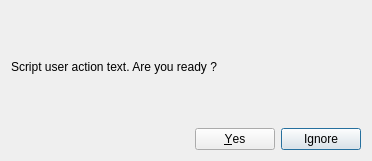
Above: resources/ui/script_user_action.ui from Houston4444/RaySession before the change. Below: the same form after it.
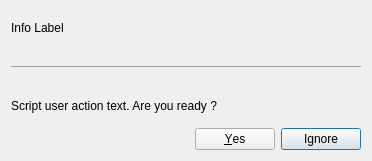
That is the form after the change.

Commit message: reuse hide_script_info instead of hide_script_dialog

Diff of the .ui file:
```diff
--- a/resources/ui/script_user_action.ui
+++ b/resources/ui/script_user_action.ui
@@ -14,6 +14,20 @@
    <string>Script User Action</string>
   </property>
   <layout class="QVBoxLayout" name="verticalLayout_2">
+   <item>
+    <widget class="QLabel" name="infoLabel">
+     <property name="text">
+      <string>Info Label</string>
+     </property>
+    </widget>
+   </item>
+   <item>
+    <widget class="QLabel" name="infoLine">
+     <property name="text">
+      <string>&lt;html&gt;&lt;head/&gt;&lt;body&gt;&lt;p&gt;&lt;hr/&gt;&lt;/p&gt;&lt;/body&gt;&lt;/html&gt;</string>
+     </property>
+    </widget>
+   </item>
    <item>
     <widget class="QLabel" name="label">
      <property name="text">
```
The commit also changes 7 other files.
